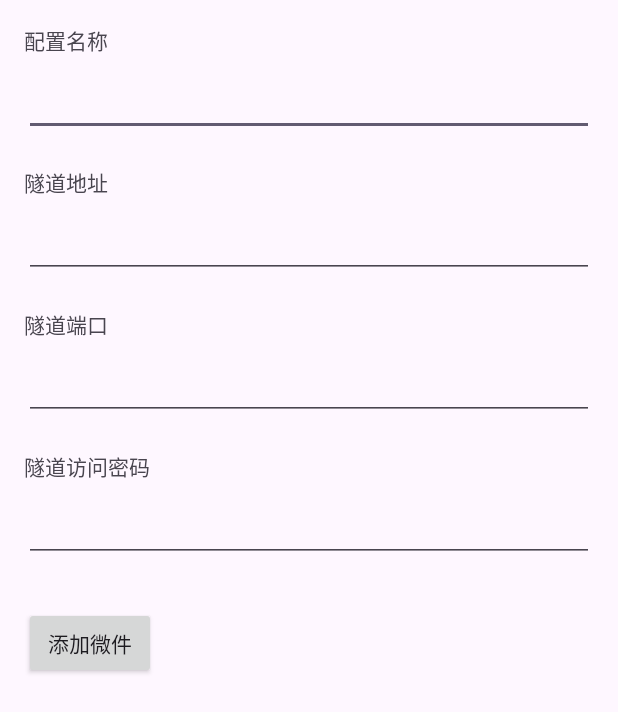
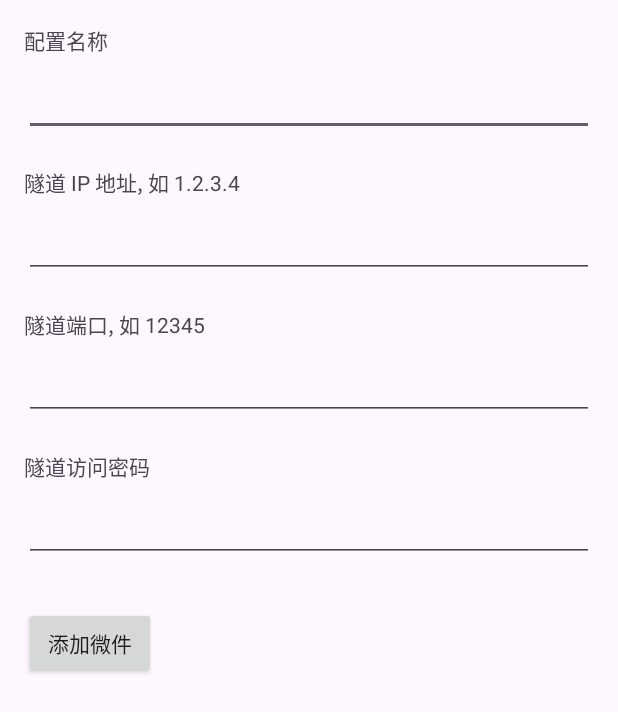
Before and after one commit to natfrp/auth-guest-android, an Android app: the AuthWidgetConfigureActivity screen opened directly, with no data from a screen before it, on a phone screen of 412 x 824 dp. Shown: the top 712 px of the screen. Run offline under Robolectric (Android 15) with nearby library versions, the light colour scheme and no system bars; 1 statement that could not run was skipped.

Commit message:
add hint for addr and port
suggest user to use IP

```diff
--- a/app/src/main/res/values/strings.xml
+++ b/app/src/main/res/values/strings.xml
@@ -14,8 +14,8 @@
     </string>
     <string name="configure">配置名称</string>
     <string name="widget_name">AuthWidget</string>
-    <string name="widget_addr">隧道地址</string>
-    <string name="widget_port">隧道端口</string>
+    <string name="widget_addr">隧道 IP 地址, 如 1.2.3.4</string>
+    <string name="widget_port">隧道端口, 如 12345</string>
     <string name="widget_pass">隧道访问密码</string>
     <string name="add_widget">添加微件</string>
     <string name="app_widget_description">此微件用于快速执行 SakuraFrp 访问认证</string>
```
